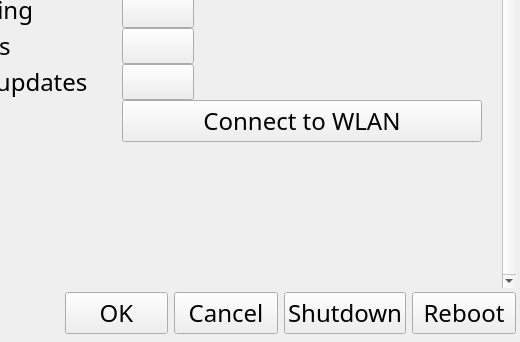
This is src/waqd/ui/qt/qt/options.ui in goszpeti/weather_air_quality_device as Qt 5 draws it before an edit; both pictures show x 280 to 800 and y 138 to 480 of the 800 by 480 pixel window. The edited form follows.
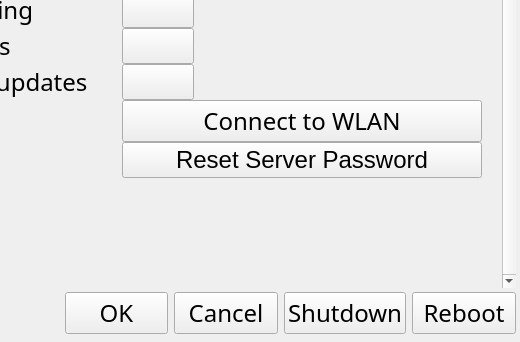
This is the edited form. The open tabs and pages were chosen to show the change. Custom widgets are drawn as their Qt base class.

Patch:
```diff
--- a/src/waqd/ui/qt/qt/options.ui
+++ b/src/waqd/ui/qt/qt/options.ui
@@ -343,8 +343,8 @@
                <rect>
                 <x>0</x>
                 <y>0</y>
-                <width>252</width>
-                <height>420</height>
+                <width>638</width>
+                <height>415</height>
                </rect>
               </property>
               <layout class="QVBoxLayout" name="verticalLayout_3">
@@ -653,6 +653,19 @@
                    </property>
                   </widget>
                  </item>
+                 <item row="7" column="1">
+                  <widget class="QPushButton" name="reset_pw_button">
+                   <property name="maximumSize">
+                    <size>
+                     <width>360</width>
+                     <height>16777215</height>
+                    </size>
+                   </property>
+                   <property name="text">
+                    <string>Reset Server Password</string>
+                   </property>
+                  </widget>
+                 </item>
                 </layout>
                </item>
               </layout>
```
Left out of the diff: 2 changed lines with no effect on the pictures.
